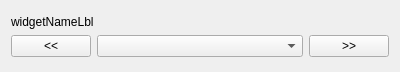
This is src/gui/widgetradiocontrol.ui in david-polak/dslr-webcam as Qt 5 draws it before an edit. The edited form follows.
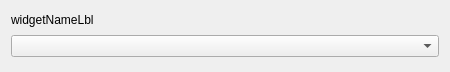
This is the edited form.

Diff of the .ui file:
```diff
--- a/src/gui/widgetradiocontrol.ui
+++ b/src/gui/widgetradiocontrol.ui
@@ -6,40 +6,15 @@
    <rect>
     <x>0</x>
     <y>0</y>
-    <width>400</width>
+    <width>450</width>
     <height>72</height>
    </rect>
   </property>
   <property name="windowTitle">
    <string>Form</string>
   </property>
-  <layout class="QGridLayout" name="gridLayout_2">
-   <item row="0" column="0">
-    <layout class="QGridLayout" name="mainLayout" rowstretch="0,0,0" columnstretch="1,5,1">
-     <property name="sizeConstraint">
-      <enum>QLayout::SetDefaultConstraint</enum>
-     </property>
-     <property name="verticalSpacing">
-      <number>6</number>
-     </property>
-     <item row="1" column="0">
-      <widget class="QPushButton" name="previousBtn">
-       <property name="text">
-        <string>&lt;&lt;</string>
-       </property>
-      </widget>
-     </item>
-     <item row="1" column="1">
-      <widget class="QComboBox" name="values"/>
-     </item>
-     <item row="1" column="2">
-      <widget class="QPushButton" name="nextBtn">
-       <property name="text">
-        <string>&gt;&gt;</string>
-       </property>
-      </widget>
-     </item>
-     <item row="0" column="0" colspan="3">
+  <layout class="QVBoxLayout" name="verticalLayout">
+   <item>
       <widget class="QLabel" name="widgetNameLbl">
        <property name="sizePolicy">
         <sizepolicy hsizetype="Minimum" vsizetype="Fixed">
@@ -52,7 +27,8 @@
        </property>
       </widget>
      </item>
-    </layout>
+   <item>
+    <widget class="QComboBox" name="values"/>
    </item>
   </layout>
  </widget>
```
Lines whose indentation alone changed are shown as unchanged.
